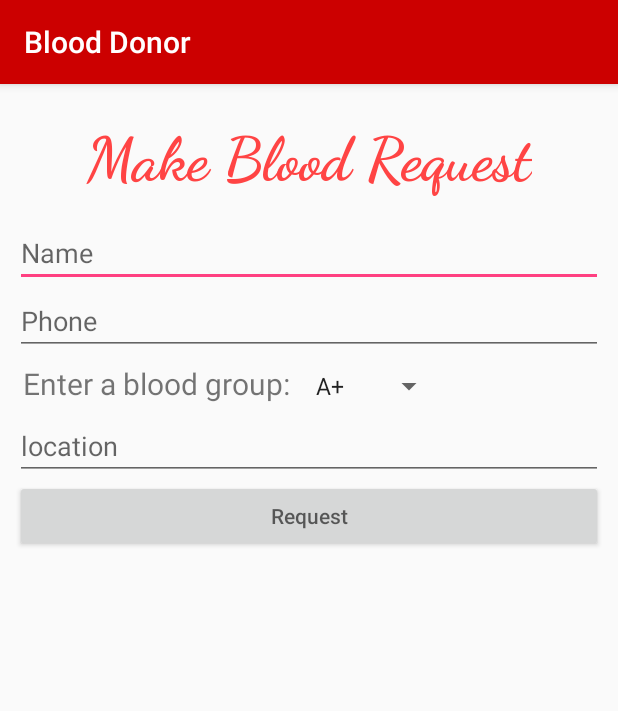
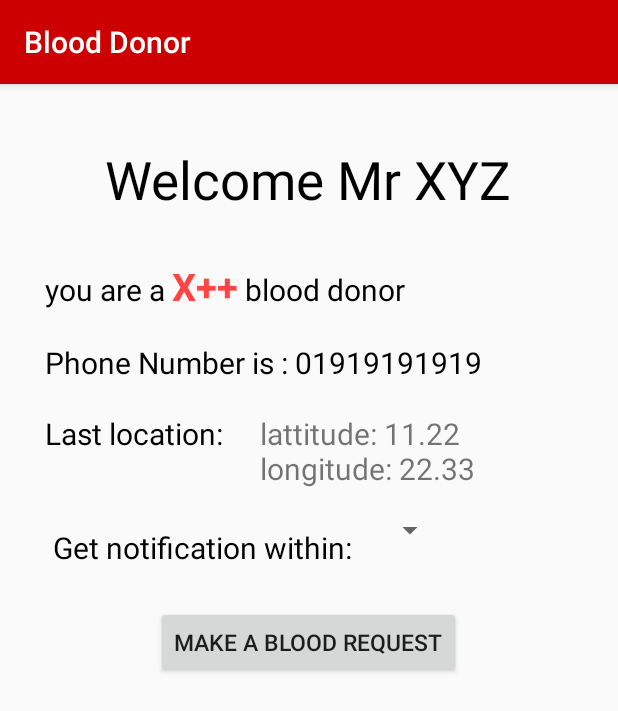
Before and after one commit to asifsabir4you/bloodbank, an Android app: the screen it shows after launch (MainActivity), on a phone screen of 412 x 824 dp. Shown: the top 711 px of the screen. Run offline under Robolectric (Android 15) with nearby library versions, the phone set to English and light mode, and no system bars.

Commit message:
adding homepage MainActivity

```diff
--- a/app/src/main/AndroidManifest.xml
+++ b/app/src/main/AndroidManifest.xml
@@ -25,6 +25,9 @@
 
         <activity android:name=".ShowRequest">
         </activity>
+        <activity android:name=".MakeRequest">
+
+        </activity>
     </application>
 
 </manifest>
--- a/app/src/main/java/com/example/asifsabir/blooddonor/MainActivity.java
+++ b/app/src/main/java/com/example/asifsabir/blooddonor/MainActivity.java
@@ -1,86 +1,31 @@
 package com.example.asifsabir.blooddonor;
 
-import android.app.Application;
+import android.content.Intent;
+import android.os.Bundle;
+import android.support.annotation.Nullable;
 import android.support.v7.app.AppCompatActivity;
-import android.os.Bundle;
 import android.view.View;
-import android.widget.AdapterView;
-import android.widget.ArrayAdapter;
 import android.widget.Button;
-import android.widget.EditText;
-import android.widget.Spinner;
-import android.widget.Toast;
 
-import com.google.firebase.FirebaseApp;
-import com.google.firebase.database.DatabaseReference;
-import com.google.firebase.database.FirebaseDatabase;
-import com.google.firebase.messaging.FirebaseMessaging;
+/**
+ * Created by asifsabir on 11/11/17.
+ */
 
-public class MainActivity extends AppCompatActivity implements AdapterView.OnItemSelectedListener {
+public class MainActivity extends AppCompatActivity {
 
-    String bloodGroupText = "";
-
-    @Override
+Button makeReqBtn ;
     protected void onCreate(Bundle savedInstanceState) {
         super.onCreate(savedInstanceState);
-        FirebaseApp.initializeApp(this);
         setContentView(R.layout.activity_main);
+    makeReqBtn = (Button) findViewById(R.id.btn_make_req);
 
-        Spinner spinner = (Spinner) findViewById(R.id.blood_group_spinner);
-        spinner.setOnItemSelectedListener(this);
-// Create an ArrayAdapter using the string array and a default spinner layout
-        ArrayAdapter<CharSequence> adapter = ArrayAdapter.createFromResource(this,
-                R.array.blood_group_array, android.R.layout.simple_spinner_item);
-// Specify the layout to use when the list of choices appears
-        adapter.setDropDownViewResource(android.R.layout.simple_spinner_dropdown_item);
-// Apply the adapter to the spinner
-        spinner.setAdapter(adapter);
 
-//subscribing to topics
-        FirebaseMessaging.getInstance().subscribeToTopic("bloodReq");
-
-        final FirebaseDatabase database = FirebaseDatabase.getInstance();
-
-        final EditText name = (EditText) findViewById(R.id.et_name);
-        final EditText phone = (EditText) findViewById(R.id.et_phone);
-        final EditText location = (EditText) findViewById(R.id.et_location);
-        Button requestButton = (Button) findViewById(R.id.btn_request);
-
-        requestButton.setOnClickListener(new View.OnClickListener() {
-            @Override
-            public void onClick(View view) {
-                final String nameText = name.getText().toString();
-                final String phoneText = phone.getText().toString();
-                final String locationText = location.getText().toString();
-
-                if (nameText.equals("") || phoneText.equals("") || bloodGroupText.equals("") || locationText.equals("")) {
-
-//                    Snackbar.make(findViewById(R.id.blood_request_layout), "error", Snackbar.LENGTH_LONG).show();
-                    Toast.makeText(MainActivity.this, "UnSuccessful! Fill all fields", Toast.LENGTH_SHORT).show();
-
-                } else {
-                    DatabaseReference myRef = database.getReference("bloodRequest").push();
-                    BloodReq bloodReq = new BloodReq(nameText, phoneText, bloodGroupText, locationText);
-                    myRef.setValue(bloodReq);
-                    Toast.makeText(MainActivity.this, "Request Successful!", Toast.LENGTH_SHORT).show();
-
-                }
-            }
-        });
-
+    makeReqBtn.setOnClickListener(new View.OnClickListener() {
+        @Override
+        public void onClick(View v) {
+            startActivity(new Intent(getApplicationContext(),MakeRequest.class));
+        }
+    });
     }
 
-
-    public void onItemSelected(AdapterView<?> parent, View view,
-                               int pos, long id) {
-        // An item was selected. You can retrieve the selected item using
-        String item = parent.getItemAtPosition(pos).toString();
-        bloodGroupText = item;
-    }
-
-    public void onNothingSelected(AdapterView<?> parent) {
-        Toast.makeText(this, "please select something", Toast.LENGTH_SHORT).show();
-    }
-
-
 }
--- a/app/src/main/res/layout/activity_main.xml
+++ b/app/src/main/res/layout/activity_main.xml
@@ -1,67 +1,98 @@
 <?xml version="1.0" encoding="utf-8"?>
 <LinearLayout xmlns:android="http://schemas.android.com/apk/res/android"
-    xmlns:app="http://schemas.android.com/apk/res-auto"
-    xmlns:tools="http://schemas.android.com/tools"
-    android:id="@+id/blood_request_layout"
     android:layout_width="match_parent"
     android:layout_height="match_parent"
-    android:orientation="vertical"
-    android:padding="10dp"
-    tools:context="com.example.asifsabir.blooddonor.MainActivity">
+    android:layout_margin="20dp"
+    android:gravity="left"
+    android:orientation="vertical">
 
     <TextView
         android:layout_width="wrap_content"
         android:layout_height="wrap_content"
+        android:textSize="35dp"
         android:layout_gravity="center"
-        android:fontFamily="cursive"
-        android:padding="15dp"
-        android:text="Make Blood Request"
-        android:textColor="@android:color/holo_red_light"
-        android:textSize="40dp"
-        android:textStyle="bold" />
+        android:layout_margin="20dp"
+        android:textColor="@android:color/black"
+        android:text="Welcome Mr XYZ" />
 
-    <EditText
-        android:id="@+id/et_name"
-        android:layout_width="match_parent"
+    <LinearLayout
+        android:layout_margin="10dp"
+        android:layout_width="wrap_content"
         android:layout_height="wrap_content"
-        android:hint="Name" />
+        android:orientation="horizontal">
+        <TextView
+            android:layout_width="wrap_content"
+            android:layout_height="wrap_content"
+            android:textSize="20dp"
+            android:textColor="@android:color/black"
+            android:text="you are a " />
+        <TextView
+            android:layout_width="wrap_content"
+            android:layout_height="wrap_content"
+            android:textSize="25dp"
+            android:textStyle="bold"
+            android:textColor="@color/colorPrimaryDark"
+            android:text="X++" />
+        <TextView
+            android:layout_width="wrap_content"
+            android:layout_height="wrap_content"
+            android:textSize="20dp"
+            android:textColor="@android:color/black"
+            android:text=" blood donor" />
 
-    <EditText
-        android:id="@+id/et_phone"
-        android:layout_width="match_parent"
+    </LinearLayout>
+    <TextView
+        android:layout_width="wrap_content"
         android:layout_height="wrap_content"
-        android:hint="Phone"
-        android:inputType="phone" />
-
+        android:layout_margin="10dp"
+        android:textSize="20dp"
+        android:textColor="@android:color/black"
+        android:text="Phone Number is : 01919191919" />
+<LinearLayout
+    android:layout_width="wrap_content"
+    android:layout_height="wrap_content"
+    android:orientation="horizontal">
+    <TextView
+        android:layout_width="wrap_content"
+        android:layout_height="wrap_content"
+        android:layout_margin="10dp"
+        android:textSize="20dp"
+        android:textColor="@android:color/black"
+        android:text="Last location: " />
+    <TextView
+        android:layout_width="wrap_content"
+        android:layout_height="wrap_content"
+        android:layout_margin="10dp"
+        android:textSize="20dp"
+        android:text="lattitude: 11.22\nlongitude: 22.33 " />
+</LinearLayout>
     <LinearLayout
         android:layout_width="wrap_content"
         android:layout_height="wrap_content"
         android:layout_margin="5dp"
         android:orientation="horizontal">
-
         <TextView
-            android:textSize="20dp"
             android:layout_width="wrap_content"
             android:layout_height="wrap_content"
-            android:text="Enter a blood group:  " />
+            android:layout_margin="10dp"
+            android:textSize="20dp"
+            android:textColor="@android:color/black"
+            android:text="Get notification within: " />
 
         <Spinner
-            android:id="@+id/blood_group_spinner"
+            android:id="@+id/radius_spinner"
             android:layout_width="fill_parent"
             android:layout_height="wrap_content" />
 
     </LinearLayout>
+    <Button
+        android:layout_gravity="center"
+        android:layout_marginTop="10dp"
+        android:id="@+id/btn_make_req"
+        android:layout_width="wrap_content"
+        android:layout_height="wrap_content"
+        android:layout_margin="10dp"
+        android:textSize="15dp"
+        android:text="make A blood Request" />
 
-    <EditText
-        android:id="@+id/et_location"
-        android:layout_width="match_parent"
-        android:layout_height="wrap_content"
-        android:hint="location" />
-
-    <Button
-        android:id="@+id/btn_request"
-        android:layout_width="match_parent"
-        android:layout_height="wrap_content"
-        android:hint="Request"
-        android:textColor="@color/colorPrimary" />
 </LinearLayout>
```
Also changed, not shown: app/src/main/java/com/example/asifsabir/blooddonor/MakeRequest.java (added, +85 -0 lines), app/src/main/java/com/example/asifsabir/blooddonor/ShowRequest.java (+9 -1 lines), app/src/main/res/layout/activity_make_request.xml (added, +82 -0 lines), app/src/main/res/layout/activity_show_request.xml (+19 -4 lines).
